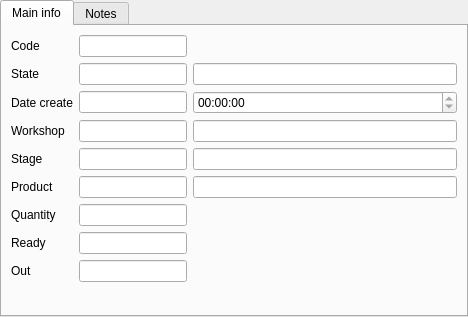
End1-1/Cafe5, file Editors/ce5mftask.ui: the form before one commit.
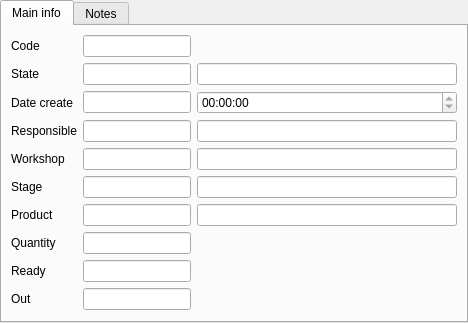
The form after the commit. Custom widgets are drawn as their Qt base class.

Diff of the .ui file:
```diff
--- a/Editors/ce5mftask.ui
+++ b/Editors/ce5mftask.ui
@@ -36,27 +36,67 @@
        <string>Main info</string>
       </attribute>
       <layout class="QGridLayout" name="gridLayout">
-       <item row="2" column="0">
-        <widget class="QLabel" name="label_2">
+       <item row="1" column="1">
+        <widget class="C5LineEditWithSelector" name="leState">
+         <property name="Field" stdset="0">
+          <string>f_state</string>
+         </property>
+        </widget>
+       </item>
+       <item row="7" column="1">
+        <widget class="C5LineEditWithSelector" name="lineEdit_9">
+         <property name="Field" stdset="0">
+          <string>f_qty</string>
+         </property>
+        </widget>
+       </item>
+       <item row="6" column="2">
+        <widget class="C5LineEditWithSelector" name="leProductName">
+         <property name="sizePolicy">
+          <sizepolicy hsizetype="Expanding" vsizetype="Fixed">
+           <horstretch>1</horstretch>
+           <verstretch>0</verstretch>
+          </sizepolicy>
+         </property>
+         <property name="focusPolicy">
+          <enum>Qt::NoFocus</enum>
+         </property>
+         <property name="readOnly">
+          <bool>true</bool>
+         </property>
+         <property name="FieldRef" stdset="0">
+          <string>f_productname</string>
+         </property>
+        </widget>
+       </item>
+       <item row="9" column="1">
+        <widget class="C5LineEditWithSelector" name="lineEdit_11">
+         <property name="Field" stdset="0">
+          <string>f_out</string>
+         </property>
+        </widget>
+       </item>
+       <item row="1" column="0">
+        <widget class="QLabel" name="label_9">
          <property name="text">
-          <string>Date create</string>
+          <string>State</string>
          </property>
         </widget>
        </item>
-       <item row="8" column="0">
+       <item row="5" column="1">
+        <widget class="C5LineEditWithSelector" name="leStage">
+         <property name="Field" stdset="0">
+          <string>f_stage</string>
+         </property>
+        </widget>
+       </item>
+       <item row="9" column="0">
         <widget class="QLabel" name="label_8">
          <property name="text">
           <string>Out</string>
          </property>
         </widget>
        </item>
-       <item row="2" column="1">
-        <widget class="C5DateEdit" name="leDateCreate">
-         <property name="Field" stdset="0">
-          <string>f_datecreate</string>
-         </property>
-        </widget>
-       </item>
        <item row="0" column="1">
         <widget class="C5LineEditWithSelector" name="leCode">
          <property name="Field" stdset="0">
@@ -67,52 +107,31 @@
          </property>
         </widget>
        </item>
-       <item row="2" column="2">
-        <widget class="QTimeEdit" name="teCreate">
-         <property name="focusPolicy">
-          <enum>Qt::ClickFocus</enum>
-         </property>
-         <property name="readOnly">
-          <bool>true</bool>
-         </property>
-         <property name="calendarPopup">
-          <bool>false</bool>
-         </property>
-         <property name="Field" stdset="0">
-          <string>f_timecreate</string>
-         </property>
-        </widget>
-       </item>
-       <item row="7" column="0">
-        <widget class="QLabel" name="label_7">
-         <property name="text">
-          <string>Ready</string>
-         </property>
-        </widget>
-       </item>
-       <item row="4" column="0">
+       <item row="5" column="0">
         <widget class="QLabel" name="label_4">
          <property name="text">
           <string>Stage</string>
          </property>
         </widget>
        </item>
-       <item row="3" column="2">
-        <widget class="C5LineEditWithSelector" name="leWorkshowName">
-         <property name="sizePolicy">
-          <sizepolicy hsizetype="Expanding" vsizetype="Fixed">
-           <horstretch>1</horstretch>
-           <verstretch>0</verstretch>
-          </sizepolicy>
+       <item row="7" column="0">
+        <widget class="QLabel" name="label_6">
+         <property name="text">
+          <string>Quantity</string>
          </property>
-         <property name="focusPolicy">
-          <enum>Qt::NoFocus</enum>
+        </widget>
+       </item>
+       <item row="2" column="0">
+        <widget class="QLabel" name="label_2">
+         <property name="text">
+          <string>Date create</string>
          </property>
-         <property name="readOnly">
-          <bool>true</bool>
-         </property>
-         <property name="FieldRef" stdset="0">
-          <string>f_workshopname</string>
+        </widget>
+       </item>
+       <item row="6" column="0">
+        <widget class="QLabel" name="label_5">
+         <property name="text">
+          <string>Product</string>
          </property>
         </widget>
        </item>
@@ -135,17 +154,52 @@
          </property>
         </widget>
        </item>
+       <item row="5" column="2">
+        <widget class="C5LineEditWithSelector" name="leStageName">
+         <property name="sizePolicy">
+          <sizepolicy hsizetype="Expanding" vsizetype="Fixed">
+           <horstretch>1</horstretch>
+           <verstretch>0</verstretch>
+          </sizepolicy>
+         </property>
+         <property name="focusPolicy">
+          <enum>Qt::NoFocus</enum>
+         </property>
+         <property name="readOnly">
+          <bool>true</bool>
+         </property>
+         <property name="FieldRef" stdset="0">
+          <string>f_stagename</string>
+         </property>
+        </widget>
+       </item>
        <item row="8" column="1">
-        <widget class="C5LineEditWithSelector" name="lineEdit_11">
+        <widget class="C5LineEditWithSelector" name="lineEdit_10">
          <property name="Field" stdset="0">
-          <string>f_out</string>
+          <string>f_ready</string>
+         </property>
+        </widget>
+       </item>
+       <item row="2" column="2">
+        <widget class="QTimeEdit" name="teCreate">
+         <property name="focusPolicy">
+          <enum>Qt::ClickFocus</enum>
+         </property>
+         <property name="readOnly">
+          <bool>true</bool>
+         </property>
+         <property name="calendarPopup">
+          <bool>false</bool>
+         </property>
+         <property name="Field" stdset="0">
+          <string>f_timecreate</string>
          </property>
         </widget>
        </item>
        <item row="6" column="1">
-        <widget class="C5LineEditWithSelector" name="lineEdit_9">
+        <widget class="C5LineEditWithSelector" name="leProduct">
          <property name="Field" stdset="0">
-          <string>f_qty</string>
+          <string>f_product</string>
          </property>
         </widget>
        </item>
@@ -156,40 +210,35 @@
          </property>
         </widget>
        </item>
-       <item row="1" column="1">
-        <widget class="C5LineEditWithSelector" name="leState">
-         <property name="Field" stdset="0">
-          <string>f_state</string>
+       <item row="4" column="0">
+        <widget class="QLabel" name="label_3">
+         <property name="text">
+          <string>Workshop</string>
          </property>
         </widget>
        </item>
-       <item row="6" column="0">
-        <widget class="QLabel" name="label_6">
+       <item row="8" column="0">
+        <widget class="QLabel" name="label_7">
          <property name="text">
-          <string>Quantity</string>
+          <string>Ready</string>
          </property>
         </widget>
        </item>
-       <item row="4" column="2">
-        <widget class="C5LineEditWithSelector" name="leStageName">
-         <property name="sizePolicy">
-          <sizepolicy hsizetype="Expanding" vsizetype="Fixed">
-           <horstretch>1</horstretch>
-           <verstretch>0</verstretch>
-          </sizepolicy>
+       <item row="4" column="1">
+        <widget class="C5LineEditWithSelector" name="leWorkshop">
+         <property name="Field" stdset="0">
+          <string>f_workshop</string>
          </property>
-         <property name="focusPolicy">
-          <enum>Qt::NoFocus</enum>
+        </widget>
+       </item>
+       <item row="2" column="1">
+        <widget class="C5DateEdit" name="leDateCreate">
+         <property name="Field" stdset="0">
+          <string>f_datecreate</string>
          </property>
-         <property name="readOnly">
-          <bool>true</bool>
-         </property>
-         <property name="FieldRef" stdset="0">
-          <string>f_stagename</string>
-         </property>
         </widget>
        </item>
-       <item row="9" column="1">
+       <item row="10" column="1">
         <spacer name="verticalSpacer">
          <property name="orientation">
           <enum>Qt::Vertical</enum>
@@ -203,56 +252,40 @@
         </spacer>
        </item>
        <item row="3" column="0">
-        <widget class="QLabel" name="label_3">
+        <widget class="QLabel" name="label_10">
          <property name="text">
-          <string>Workshop</string>
-         </property>
-        </widget>
-       </item>
-       <item row="4" column="1">
-        <widget class="C5LineEditWithSelector" name="leStage">
-         <property name="Field" stdset="0">
-          <string>f_stage</string>
-         </property>
-        </widget>
-       </item>
-       <item row="5" column="0">
-        <widget class="QLabel" name="label_5">
-         <property name="text">
-          <string>Product</string>
+          <string>Responsible</string>
          </property>
         </widget>
        </item>
        <item row="3" column="1">
-        <widget class="C5LineEditWithSelector" name="leWorkshop">
+        <widget class="C5LineEditWithSelector" name="leResponsible">
          <property name="Field" stdset="0">
-          <string>f_workshop</string>
+          <string>f_responsible</string>
          </property>
         </widget>
        </item>
-       <item row="1" column="0">
-        <widget class="QLabel" name="label_9">
-         <property name="text">
-          <string>State</string>
+       <item row="4" column="2">
+        <widget class="C5LineEditWithSelector" name="leWorkshowName">
+         <property name="sizePolicy">
+          <sizepolicy hsizetype="Expanding" vsizetype="Fixed">
+           <horstretch>1</horstretch>
+           <verstretch>0</verstretch>
+          </sizepolicy>
          </property>
-        </widget>
-       </item>
-       <item row="5" column="1">
-        <widget class="C5LineEditWithSelector" name="leProduct">
-         <property name="Field" stdset="0">
-          <string>f_product</string>
+         <property name="focusPolicy">
+          <enum>Qt::NoFocus</enum>
          </property>
-        </widget>
-       </item>
-       <item row="7" column="1">
-        <widget class="C5LineEditWithSelector" name="lineEdit_10">
-         <property name="Field" stdset="0">
-          <string>f_ready</string>
+         <property name="readOnly">
+          <bool>true</bool>
          </property>
+         <property name="FieldRef" stdset="0">
+          <string>f_workshopname</string>
+         </property>
         </widget>
        </item>
-       <item row="5" column="2">
-        <widget class="C5LineEditWithSelector" name="leProductName">
+       <item row="3" column="2">
+        <widget class="C5LineEditWithSelector" name="leResponsibleName">
          <property name="sizePolicy">
           <sizepolicy hsizetype="Expanding" vsizetype="Fixed">
            <horstretch>1</horstretch>
@@ -266,7 +299,7 @@
           <bool>true</bool>
          </property>
          <property name="FieldRef" stdset="0">
-          <string>f_productname</string>
+          <string>f_workshopname</string>
          </property>
         </widget>
        </item>
@@ -304,16 +337,16 @@
   </layout>
  </widget>
  <customwidgets>
-  <customwidget>
-   <class>C5LineEditWithSelector</class>
-   <extends>QLineEdit</extends>
-   <header location="global">c5lineeditwithselector.h</header>
-  </customwidget>
   <customwidget>
    <class>C5DateEdit</class>
    <extends>QLineEdit</extends>
    <header location="global">c5dateedit.h</header>
   </customwidget>
+  <customwidget>
+   <class>C5LineEditWithSelector</class>
+   <extends>QLineEdit</extends>
+   <header location="global">c5lineeditwithselector.h</header>
+  </customwidget>
   <customwidget>
    <class>C5TableWidget</class>
    <extends>QTableWidget</extends>
```
